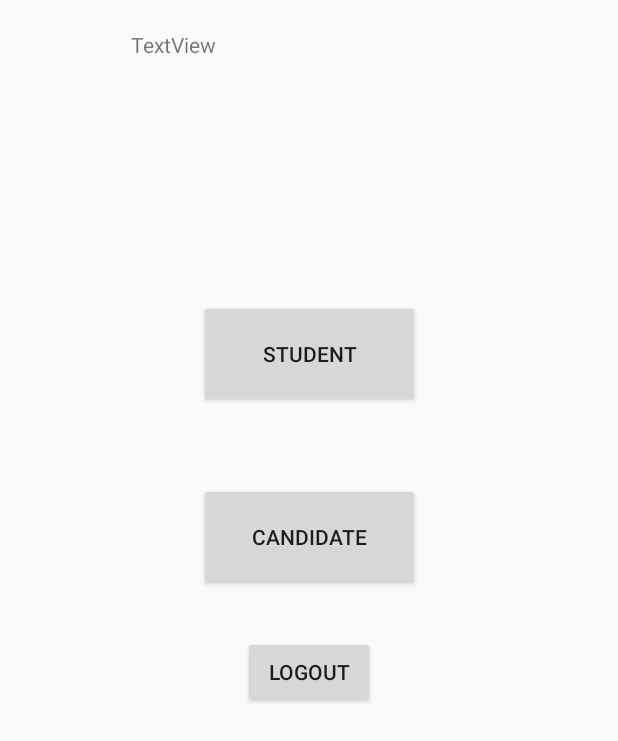
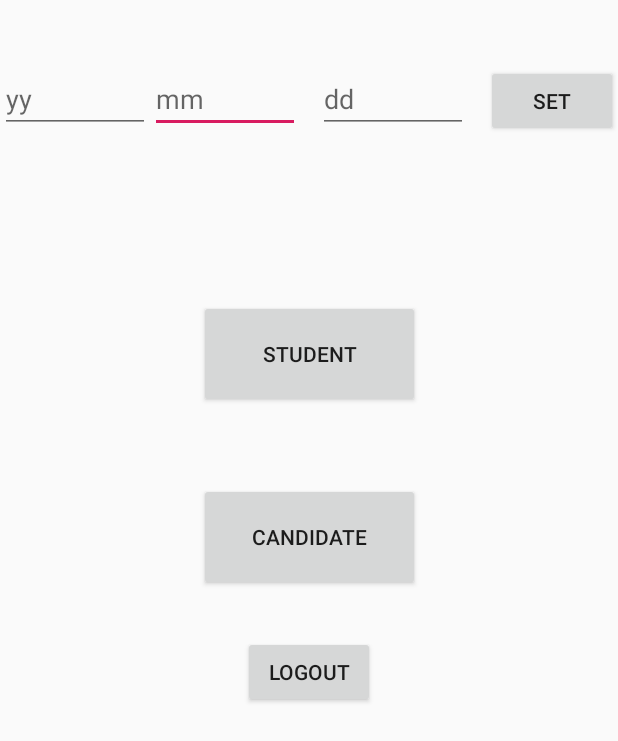
Before and after one commit to Blakepatri/ElectionApp, an Android app: the layout activity_administer__log_in.xml on its own in the app's theme, with its tools: preview values and no code run, on a phone screen of 412 x 824 dp. Shown: the top 741 px of the screen. Run offline under Robolectric (Android 15) with nearby library versions, the phone set to English and light mode, and no system bars.

Commit message:
Update activity_administer__log_in.xml, added a new section for setting a vote end date(Pair: Borong, Xingyu)

```diff
--- a/DalhousieVotingSystem15/app/src/main/res/layout/activity_administer__log_in.xml
+++ b/DalhousieVotingSystem15/app/src/main/res/layout/activity_administer__log_in.xml
@@ -5,6 +5,27 @@
     android:layout_width="match_parent"
     android:layout_height="match_parent"
     tools:context=".Administer_LogIn">
+
+    <EditText
+        android:id="@+id/editmm"
+        android:layout_width="100dp"
+        android:layout_height="45dp"
+        android:ems="10"
+        android:hint="mm"
+        android:inputType="number"
+        app:layout_constraintStart_toEndOf="@+id/edityy"
+        app:layout_constraintTop_toBottomOf="@+id/Welcome" />
+
+    <EditText
+        android:id="@+id/editdd"
+        android:layout_width="100dp"
+        android:layout_height="45dp"
+        android:ems="10"
+        android:hint="dd"
+        android:inputType="number|textPersonName"
+        app:layout_constraintEnd_toStartOf="@+id/setfinsihdate"
+        app:layout_constraintStart_toEndOf="@+id/editmm"
+        app:layout_constraintTop_toBottomOf="@+id/Welcome" />
 
     <Button
         android:id="@+id/CandidateControl"
@@ -31,7 +52,6 @@
         android:layout_width="237dp"
         android:layout_height="23dp"
         android:layout_marginTop="20dp"
-        android:text="TextView"
         app:layout_constraintEnd_toEndOf="parent"
         app:layout_constraintStart_toStartOf="parent"
         app:layout_constraintTop_toTopOf="parent" />
@@ -46,4 +66,22 @@
         app:layout_constraintStart_toStartOf="parent"
         app:layout_constraintTop_toBottomOf="@+id/CandidateControl" />
 
+    <Button
+        android:id="@+id/setfinsihdate"
+        android:layout_width="wrap_content"
+        android:layout_height="wrap_content"
+        android:text="set"
+        app:layout_constraintEnd_toEndOf="parent"
+        app:layout_constraintTop_toBottomOf="@+id/Welcome" />
+
+    <EditText
+        android:id="@+id/edityy"
+        android:layout_width="100dp"
+        android:layout_height="45dp"
+        android:ems="10"
+        android:hint="yy"
+        android:inputType="number"
+        app:layout_constraintStart_toStartOf="parent"
+        app:layout_constraintTop_toBottomOf="@+id/Welcome" />
+
 </androidx.constraintlayout.widget.ConstraintLayout>
```
